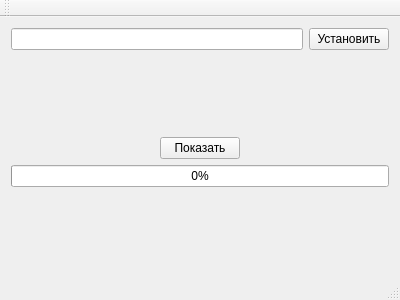
Above: mainwindow.ui from vokhmianin-da/imageFinder before the change. Below: the same form after it.
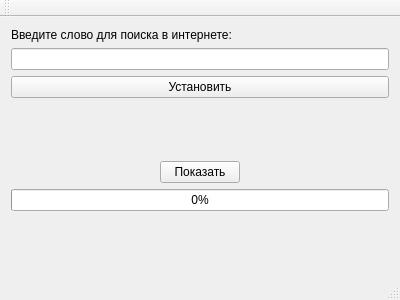
That is the form after the change.

Commit message: Сделан сброс шкалы загрузки и Выведена поясняющая надпись над строкой запроса

```diff
--- a/mainwindow.ui
+++ b/mainwindow.ui
@@ -16,7 +16,14 @@
   <widget class="QWidget" name="centralWidget">
    <layout class="QVBoxLayout" name="verticalLayout">
     <item>
-     <layout class="QHBoxLayout" name="horizontalLayout_3">
+     <layout class="QVBoxLayout" name="verticalLayout_2">
+      <item>
+       <widget class="QLabel" name="label">
+        <property name="text">
+         <string>Введите слово для поиска в интернете:</string>
+        </property>
+       </widget>
+      </item>
       <item>
        <widget class="QLineEdit" name="requestName"/>
       </item>
```
The commit also changes 1 other file.
